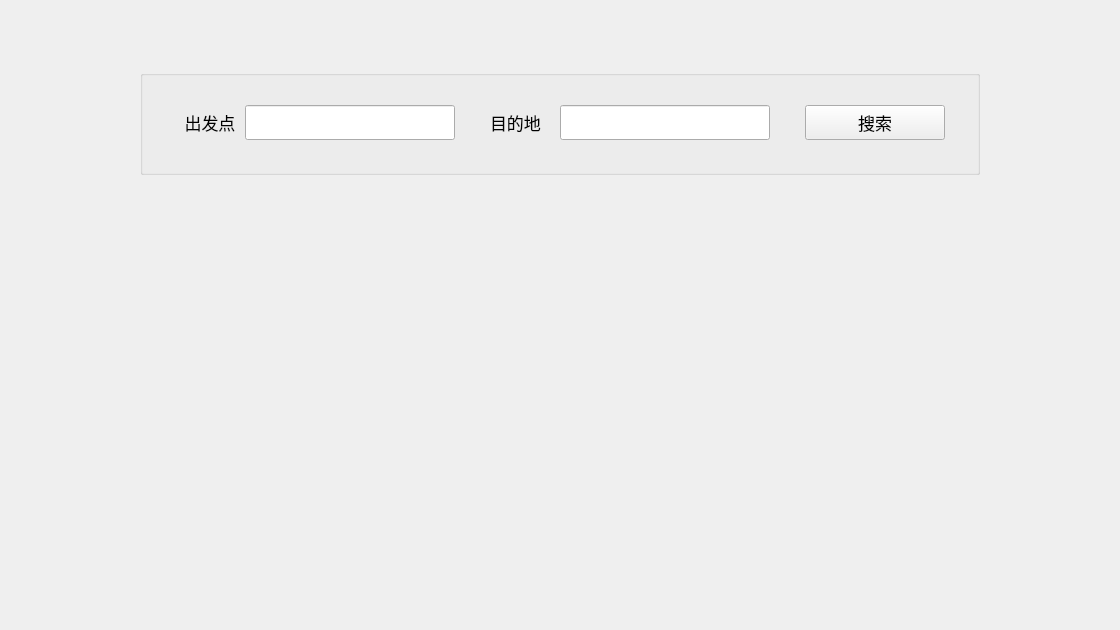
Above: gui.ui from wmh137/PythonBigHomework before the change. Below: the same form after it.
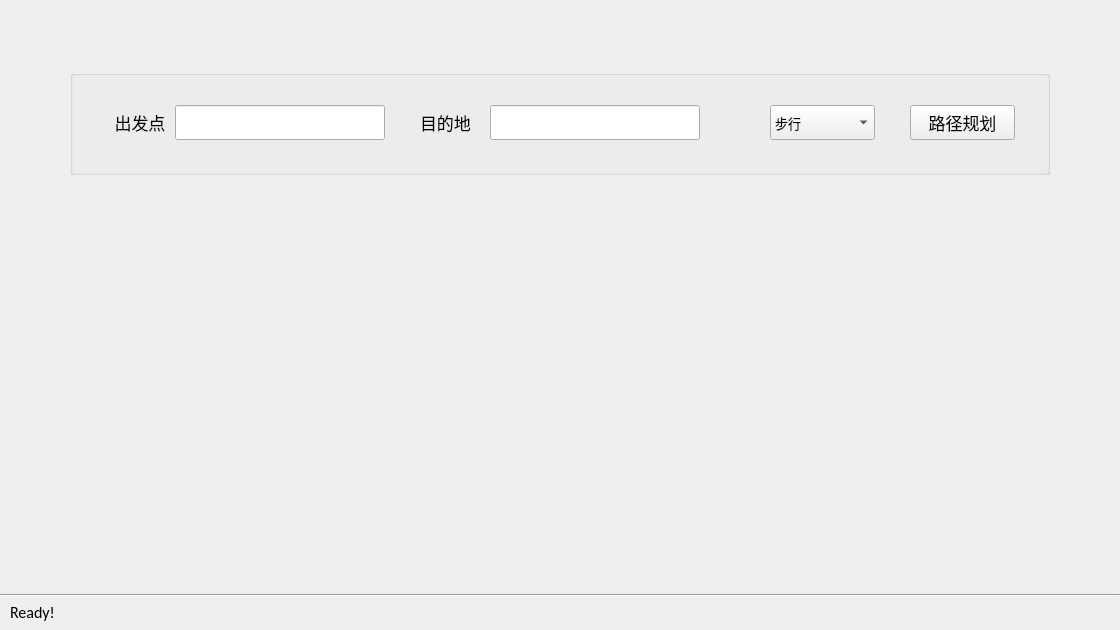
That is the form after the change.

Commit message: add a reminder and an unfinished function, no new GUI

The edit to the form file:
```diff
--- a/gui.ui
+++ b/gui.ui
@@ -10,15 +10,20 @@
     <height>630</height>
    </rect>
   </property>
+  <property name="font">
+   <font>
+    <pointsize>10</pointsize>
+   </font>
+  </property>
   <property name="windowTitle">
    <string>Form</string>
   </property>
   <widget class="QGroupBox" name="groupBox">
    <property name="geometry">
     <rect>
-     <x>140</x>
+     <x>70</x>
      <y>70</y>
-     <width>840</width>
+     <width>980</width>
      <height>105</height>
     </rect>
    </property>
@@ -28,9 +33,9 @@
    <widget class="QPushButton" name="pushButton">
     <property name="geometry">
      <rect>
-      <x>665</x>
+      <x>840</x>
       <y>35</y>
-      <width>140</width>
+      <width>105</width>
       <height>35</height>
      </rect>
     </property>
@@ -41,7 +46,7 @@
      </font>
     </property>
     <property name="text">
-     <string>搜索</string>
+     <string>路径规划</string>
     </property>
     <property name="iconSize">
      <size>
@@ -61,9 +66,13 @@
     </property>
     <property name="font">
      <font>
+      <family>等线</family>
       <pointsize>13</pointsize>
      </font>
     </property>
+    <property name="text">
+     <string/>
+    </property>
    </widget>
    <widget class="QLineEdit" name="lineEdit_2">
     <property name="geometry">
@@ -76,6 +85,7 @@
     </property>
     <property name="font">
      <font>
+      <family>等线</family>
       <pointsize>13</pointsize>
      </font>
     </property>
@@ -124,6 +134,80 @@
      <string>目的地</string>
     </property>
    </widget>
+   <widget class="QComboBox" name="comboBox">
+    <property name="geometry">
+     <rect>
+      <x>700</x>
+      <y>35</y>
+      <width>105</width>
+      <height>35</height>
+     </rect>
+    </property>
+    <property name="sizePolicy">
+     <sizepolicy hsizetype="Preferred" vsizetype="Fixed">
+      <horstretch>0</horstretch>
+      <verstretch>4</verstretch>
+     </sizepolicy>
+    </property>
+    <property name="font">
+     <font>
+      <family>等线</family>
+      <pointsize>10</pointsize>
+     </font>
+    </property>
+    <item>
+     <property name="text">
+      <string>步行</string>
+     </property>
+    </item>
+    <item>
+     <property name="text">
+      <string>驾车</string>
+     </property>
+    </item>
+    <item>
+     <property name="text">
+      <string>公交</string>
+     </property>
+    </item>
+    <item>
+     <property name="text">
+      <string>骑行</string>
+     </property>
+    </item>
+   </widget>
+  </widget>
+  <widget class="QLabel" name="label_3">
+   <property name="geometry">
+    <rect>
+     <x>10</x>
+     <y>600</y>
+     <width>1110</width>
+     <height>25</height>
+    </rect>
+   </property>
+   <property name="font">
+    <font>
+     <family>Calibri</family>
+     <pointsize>12</pointsize>
+    </font>
+   </property>
+   <property name="text">
+    <string>Ready!</string>
+   </property>
+  </widget>
+  <widget class="Line" name="line">
+   <property name="geometry">
+    <rect>
+     <x>0</x>
+     <y>590</y>
+     <width>1120</width>
+     <height>10</height>
+    </rect>
+   </property>
+   <property name="orientation">
+    <enum>Qt::Horizontal</enum>
+   </property>
   </widget>
  </widget>
  <resources/>
```
The commit also changes 2 other files.
